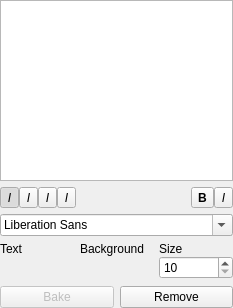
Above: src/client/ui/textsettings.ui from drawpile/Drawpile before the change. Below: the same form after it.
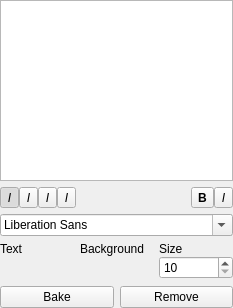
That is the form after the change. Icons and pictures are not drawn. Custom widgets are drawn as their Qt base class.

Diff of the .ui file:
```diff
--- a/src/client/ui/textsettings.ui
+++ b/src/client/ui/textsettings.ui
@@ -253,9 +253,6 @@
     <layout class="QHBoxLayout" >
      <item>
       <widget class="QPushButton" name="btnBake" >
-       <property name="enabled" >
-        <bool>false</bool>
-       </property>
        <property name="toolTip" >
         <string>Bake the text onto the image</string>
        </property>
```
